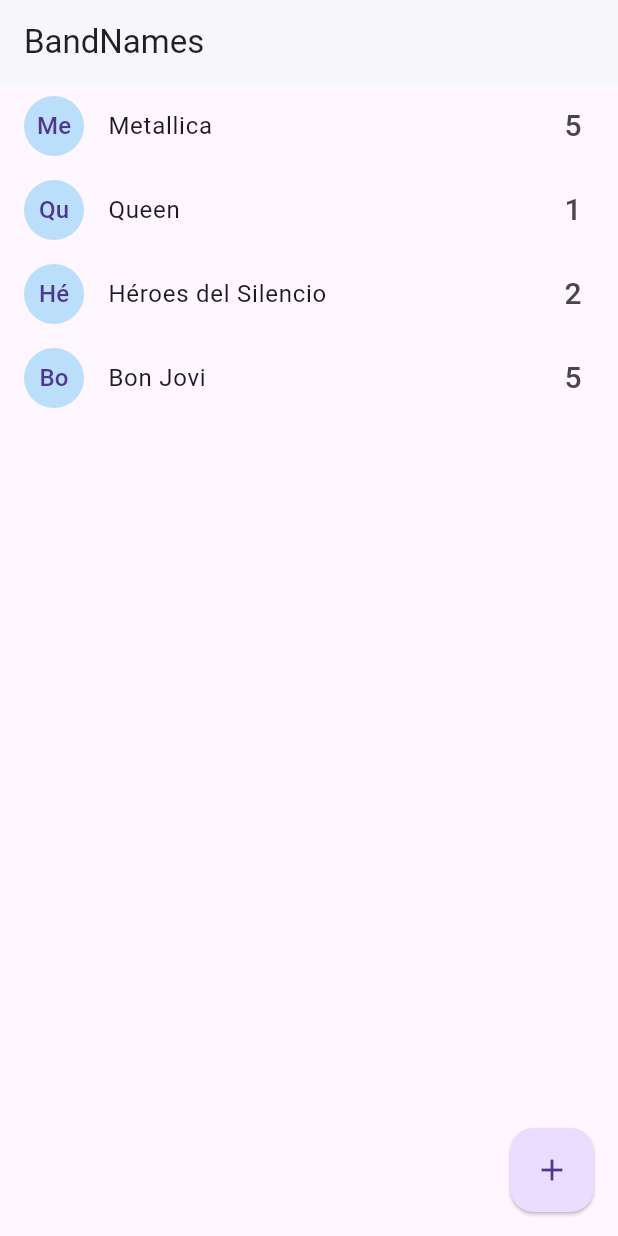
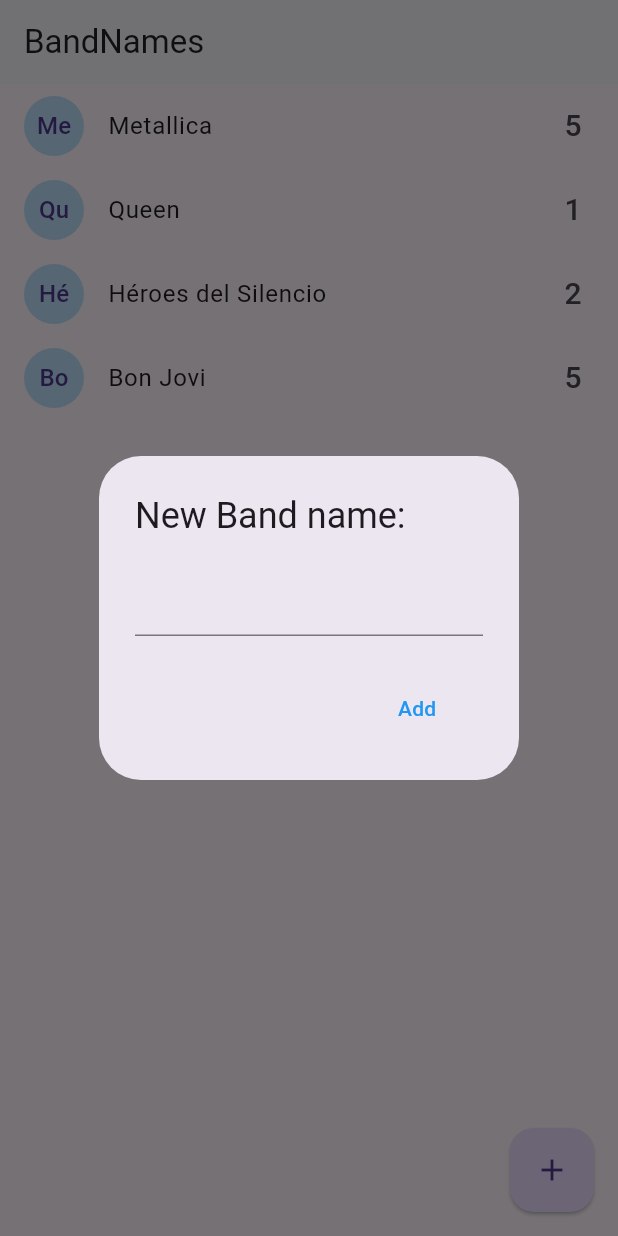
Before and after one commit to Flutter-Course-Sergio/bandNameApp, a Flutter app: the screen it shows after launch, after a tap on the "add" icon, on a phone screen of 412 x 824 dp. Run offline on Flutter 3.47's test engine with Material 3 defaults, Android fonts, the phone set to English and light mode, and no system bars.

```diff
--- a/lib/pages/phone/home.dart
+++ b/lib/pages/phone/home.dart
@@ -1,3 +1,6 @@
+import 'dart:io';
+
+import 'package:flutter/cupertino.dart';
 import 'package:flutter/material.dart';
 
 import '../../models/models.dart';
@@ -35,7 +38,7 @@ class _HomePageState extends State<HomePage> {
           itemBuilder: (context, i) => bandTile(bands[i])),
       floatingActionButton: FloatingActionButton(
         elevation: 1,
-        onPressed: () {},
+        onPressed: addNewBand,
         child: const Icon(Icons.add),
       ),
     );
@@ -54,7 +57,66 @@ class _HomePageState extends State<HomePage> {
         '${band.votes}',
         style: votesStyle,
       ),
-      onTap: () {},
+      onTap: () {
+        print(band.name!);
+      },
     );
   }
+
+  addNewBand() {
+    final textController = TextEditingController();
+
+    if (Platform.isAndroid) {
+      return showDialog(
+          context: context,
+          builder: (context) {
+            return AlertDialog(
+              title: const Text('New Band name: '),
+              content: TextField(
+                controller: textController,
+              ),
+              actions: [
+                MaterialButton(
+                  elevation: 5,
+                  onPressed: () => addBandToList(textController.text),
+                  textColor: Colors.blue,
+                  child: const Text('Add'),
+                )
+              ],
+            );
+          });
+    }
+
+    showCupertinoDialog(
+      context: context,
+      builder: (context) {
+        return CupertinoAlertDialog(
+            title: const Text('New Band name: '),
+            content: TextField(
+              controller: textController,
+            ),
+            actions: [
+              CupertinoDialogAction(
+                isDefaultAction: true,
+                onPressed: () => addBandToList(textController.text),
+                child: const Text('Add'),
+              ),
+              CupertinoDialogAction(
+                isDestructiveAction: true,
+                onPressed: () => Navigator.pop(context),
+                child: const Text('Dismiss'),
+              )
+            ]);
+      },
+    );
+  }
+
+  void addBandToList(String name) {
+    if (name.length > 1) {
+      bands.add(Band(id: DateTime.now.toString(), name: name, votes: 0));
+      setState(() {});
+    }
+
+    Navigator.pop(context);
+  }
 }
```
